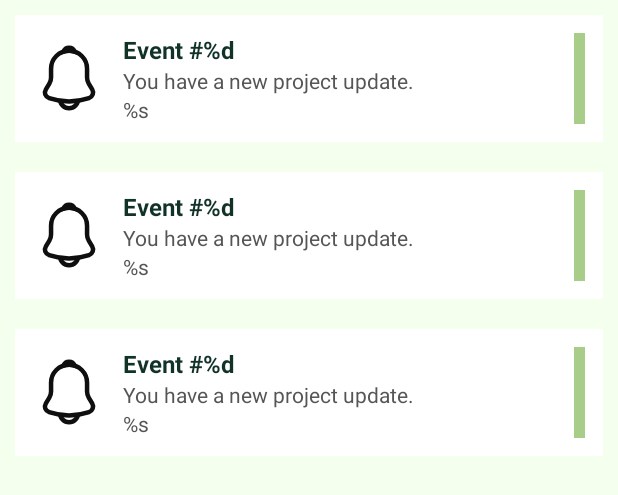
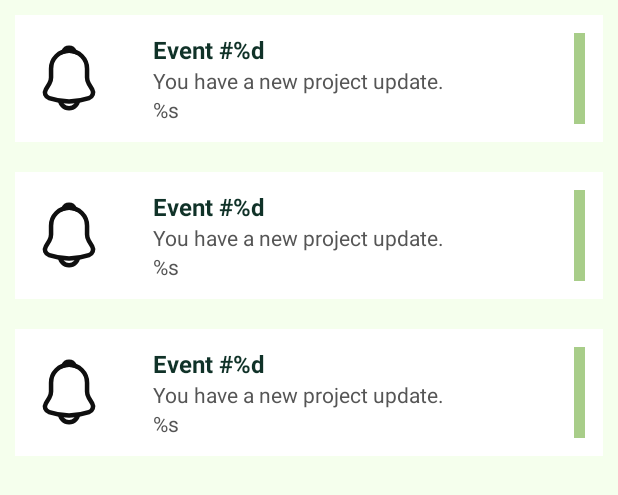
Before and after one commit to PancakesLmao/Project-Management-App, an Android app: the layout fragment_notification.xml on its own in the app's theme, with its tools: preview values and no code run, on a phone screen of 412 x 824 dp. Shown: the top 495 px of the screen. Run offline under Robolectric (Android 15) with nearby library versions, the phone set to English and light mode, and no system bars.

Commit message:
Fixed: Notification generate upon mew project

```diff
--- a/app/src/main/java/com/example/projectmanagement/data/local/NotificationDAO.kt
+++ b/app/src/main/java/com/example/projectmanagement/data/local/NotificationDAO.kt
@@ -8,7 +8,7 @@ import com.example.projectmanagement.data.model.Notification
 @Dao
 interface NotificationDAO {
     @Insert
-    suspend fun insertNotification(notification: Notification)
+    suspend fun insertNotification(notification: Notification) : Long
 
     @Query("SELECT * FROM notifications WHERE notificationId = :notificationId")
     suspend fun getNotificationById(notificationId: Int): Notification?
--- a/app/src/main/java/com/example/projectmanagement/data/local/ProjectsDAO.kt
+++ b/app/src/main/java/com/example/projectmanagement/data/local/ProjectsDAO.kt
@@ -8,7 +8,7 @@ import com.example.projectmanagement.data.model.Project
 @Dao
 interface ProjectsDAO {
     @Insert
-    suspend fun insertProject(project: Project)
+    suspend fun insertProject(project: Project) : Long
 
     @Query("SELECT * FROM projects WHERE projectId = :projectId")
     suspend fun getProjectById(projectId: Int): Project?
--- a/app/src/main/res/layout/item_notification.xml
+++ b/app/src/main/res/layout/item_notification.xml
@@ -1,4 +1,5 @@
 <LinearLayout xmlns:android="http://schemas.android.com/apk/res/android"
+    xmlns:tools="http://schemas.android.com/tools"
     android:layout_width="match_parent"
     android:layout_height="wrap_content"
     android:orientation="horizontal"
@@ -12,13 +13,16 @@
     <ImageView
         android:layout_width="48dp"
         android:layout_height="48dp"
+        android:contentDescription="event_image"
         android:src="@drawable/ic_menu_notification"
-        android:layout_marginEnd="12dp" />
+        android:layout_marginEnd="12dp"
+        tools:ignore="HardcodedText" />
 
     <!-- Notification content -->
     <LinearLayout
         android:layout_width="0dp"
         android:layout_weight="1"
+        android:paddingHorizontal="20dp"
         android:layout_height="wrap_content"
         android:orientation="vertical">
 
@@ -28,7 +32,8 @@
             android:layout_height="wrap_content"
             android:text="Event #%d"
             android:textStyle="bold"
-            android:textSize="16sp" />
+            android:textSize="16sp"
+            tools:ignore="HardcodedText" />
 
         <TextView
             android:id="@+id/notification_content"
@@ -36,14 +41,16 @@
             android:layout_height="wrap_content"
             android:text="You have a new project update."
             android:textSize="14sp"
-            android:textColor="#555555" />
+            android:textColor="#555555"
+            tools:ignore="HardcodedText" />
         <TextView
             android:id="@+id/notification_date"
             android:layout_width="wrap_content"
             android:layout_height="wrap_content"
             android:text="%s"
             android:textSize="14sp"
-            android:textColor="#555555" />
+            android:textColor="#555555"
+            tools:ignore="HardcodedText" />
     </LinearLayout>
 
     <View
```
Also changed, not shown: app/src/main/java/com/example/projectmanagement/data/local/AppDatabase.kt (+6 -20 lines).
